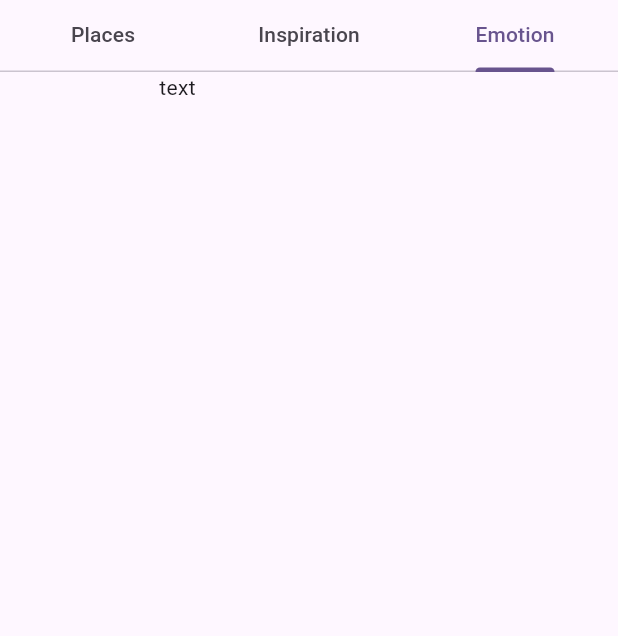
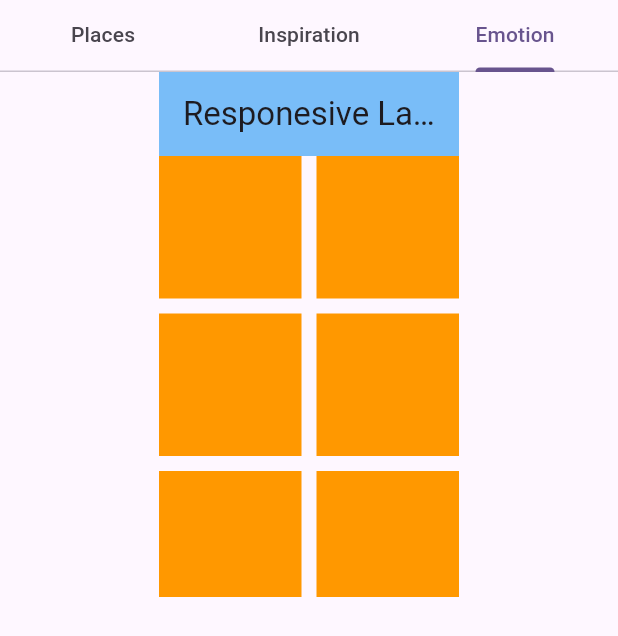
Before and after one commit to Hunghh90/flutter, a Flutter app: the TabBarExample screen opened directly, tab 3 chosen, on a phone screen of 412 x 824 dp. Shown: the top 636 px of the screen. Run offline on Flutter 3.47's test engine with Material 3 defaults, Android fonts, the light colour scheme and no system bars; our stand-ins replace salomon_bottom_bar, sqflite, sqflite_common_ffi_web; missing offline and left inert: dart:html; accounts and stored records are empty; network calls fail.

Commit message:
assignment6

```diff
--- a/lib/main.dart
+++ b/lib/main.dart
@@ -1,9 +1,8 @@
 import 'package:demo_ss1/main_page.dart';
+import 'package:demo_ss1/route.dart';
 import 'package:flutter/material.dart';
+void main() {
 
-import 'home_page.dart';
-
-void main() {
   runApp(const MyApp());
 }
 
@@ -19,6 +18,7 @@ class MyApp extends StatelessWidget {
         colorScheme: ColorScheme.fromSeed(seedColor: Colors.deepPurple),
         useMaterial3: true,
       ),
+      routes: routes,
       home: MainPage(),
       debugShowCheckedModeBanner: false,
     );
--- a/lib/main_page.dart
+++ b/lib/main_page.dart
@@ -3,6 +3,7 @@ import 'package:demo_ss1/tabbar_view.dart';
 import 'package:flutter/material.dart';
 import 'package:salomon_bottom_bar/salomon_bottom_bar.dart';
 
+import 'first_page.dart';
 import 'form_example.dart';
 
 class MainPage extends StatefulWidget {
@@ -35,7 +36,7 @@ class _MainPageState extends State<MainPage> {
             children:[
               const HomePage(),
               TabBarExample(),
-              FormExample(),
+              FirstPage(),
             ],
           ),
           bottomNavigationBar: SalomonBottomBar(
--- /dev/null
+++ b/lib/responesive_example.dart
@@ -0,0 +1,63 @@
+import 'package:flutter/material.dart';
+
+class ResponesivePage extends StatefulWidget {
+  const ResponesivePage({super.key});
+
+  @override
+  State<ResponesivePage> createState() => _ResponesivePageState();
+}
+
+class _ResponesivePageState extends State<ResponesivePage> {
+  @override
+  Widget build(BuildContext context) {
+    Orientation orientation = MediaQuery.of(context).orientation;
+    double width = MediaQuery.of(context).size.width;
+    double heignt = MediaQuery.of(context).size.height;
+    int _count = 2;
+    if(orientation == Orientation.landscape){
+      _count = 3;
+    }
+    return Container(
+      color: Colors.white,
+      child: SafeArea(
+        child: Scaffold(
+          appBar: AppBar(
+            title: Text("Responesive Layout"),
+            backgroundColor: Colors.blue.withOpacity(0.6),
+          ),
+          body: GridView.count(
+            crossAxisCount: _count,
+            crossAxisSpacing: 10,
+            mainAxisSpacing: 10,
+            children: [
+              Container(
+                color: Colors.orange,
+              ),
+              Container(
+                color: Colors.orange,
+              ),
+              Container(
+                color: Colors.orange,
+              ),
+              Container(
+                color: Colors.orange,
+              ),
+              Container(
+                color: Colors.orange,
+              ),
+              Container(
+                color: Colors.orange,
+              ),
+              Container(
+                color: Colors.orange,
+              ),
+              Container(
+                color: Colors.orange,
+              ),
+            ],
+          ),
+        ),
+      ),
+    );
+  }
+}
--- /dev/null
+++ b/lib/route.dart
@@ -0,0 +1,8 @@
+ import 'package:demo_ss1/detail.dart';
+import 'package:demo_ss1/form_example.dart';
+import 'package:flutter/cupertino.dart';
+
+ final Map <String, WidgetBuilder> routes = {
+   FormExample.routeName :(context) => FormExample(),
+   Detail.routeName: (context) => Detail(),
+ };
--- a/lib/tabbar_view.dart
+++ b/lib/tabbar_view.dart
@@ -1,5 +1,7 @@
 import 'package:demo_ss1/form_example.dart';
+import 'package:demo_ss1/future_example.dart';
 import 'package:demo_ss1/grid_view_example.dart';
+import 'package:demo_ss1/responesive_example.dart';
 import 'package:demo_ss1/stack_example.dart';
 import 'package:flutter/material.dart';
 
@@ -31,8 +33,6 @@ class _TabBarExampleState extends State<TabBarExample> with TickerProviderStateM
           body: Column(
             children: [
               Container(
-                child: Align(
-                  alignment: Alignment.centerLeft,
                   child: TabBar(
                     controller: _tabController,
                     tabs: [
@@ -42,10 +42,10 @@ class _TabBarExampleState extends State<TabBarExample> with TickerProviderStateM
                     ],
                   ),
                 ),
-              ),
+
               Container(
                 width: 200,
-                height: 600,
+                height: 350,
                 child: TabBarView(
                   controller: _tabController,
                   children: [
@@ -53,16 +53,19 @@ class _TabBarExampleState extends State<TabBarExample> with TickerProviderStateM
                         scrollDirection: Axis.vertical,
                         itemCount: students.length,
                         itemBuilder: (BuildContext context, index) {
-                          return Row(
+                          return Container(
+                            width: double.infinity,
+                            height: 300,
+                            child: Row(
                               children: [
                                 SizedBox(
                                   width: 200,
                                   height: 300,
                                   child: Container(
-                              width: 100,
+                                    width: double.infinity,
                                     height: 300,
                                     decoration: BoxDecoration(
-                                borderRadius: BorderRadius.circular(50),
+                                      borderRadius: BorderRadius.circular(20),
                                       image: DecorationImage(
                                         image: AssetImage("images/${students[index].image}"),
                                         fit: BoxFit.cover,
@@ -88,10 +91,11 @@ class _TabBarExampleState extends State<TabBarExample> with TickerProviderStateM
                                   ),
                                 )
                               ],
+                            ),
                           );
                         }),
-                    GridViewExample(),
-                   Text("text")
+                    FuturePage(),
+                   ResponesivePage()
                   ],
                 ),
               ),
--- a/pubspec.yaml
+++ b/pubspec.yaml
@@ -34,6 +34,7 @@ dependencies:
   # Use with the CupertinoIcons class for iOS style icons.
   cupertino_icons: ^1.0.2
   salomon_bottom_bar: ^3.3.2
+  http: ^1.1.0
 
 dev_dependencies:
   flutter_test:
@@ -46,6 +47,10 @@ dev_dependencies:
   # package. See that file for information about deactivating specific lint
   # rules and activating additional ones.
   flutter_lints: ^2.0.0
+  http: ^1.1.0
+  sqflite: ^2.0.0
+  path: ^1.8.2
+  sqflite_common_ffi_web: ^0.4.2+3
 
 # For information on the generic Dart part of this file, see the
 # following page: https://dart.dev/tools/pub/pubspec
```
Also changed, not shown: lib/detail.dart (added, +71 -0 lines), lib/entity/comment_entity.dart (added, +19 -0 lines), lib/entity/student_entity.dart (+26 -1 lines), lib/first_page.dart (added, +39 -0 lines), lib/form_example.dart (+106 -42 lines), lib/future_example.dart (added, +79 -0 lines), lib/helper/sql_helper.dart (added, +80 -0 lines), pubspec.lock, 3 other files. Lines whose indentation alone changed are shown as unchanged.
